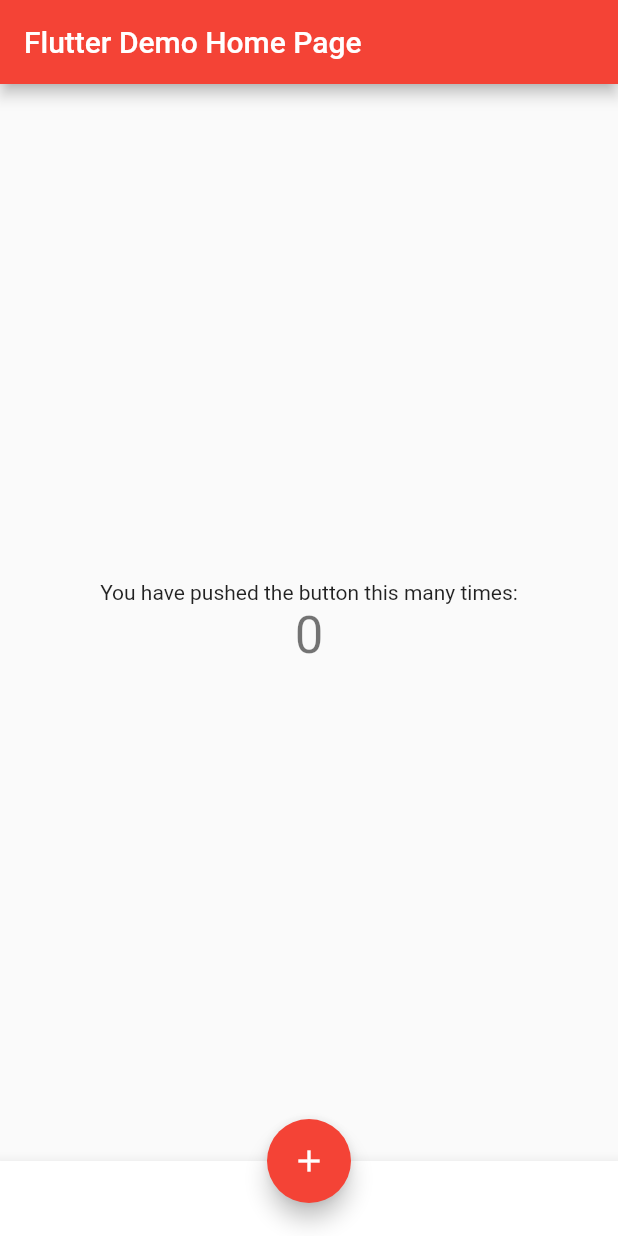
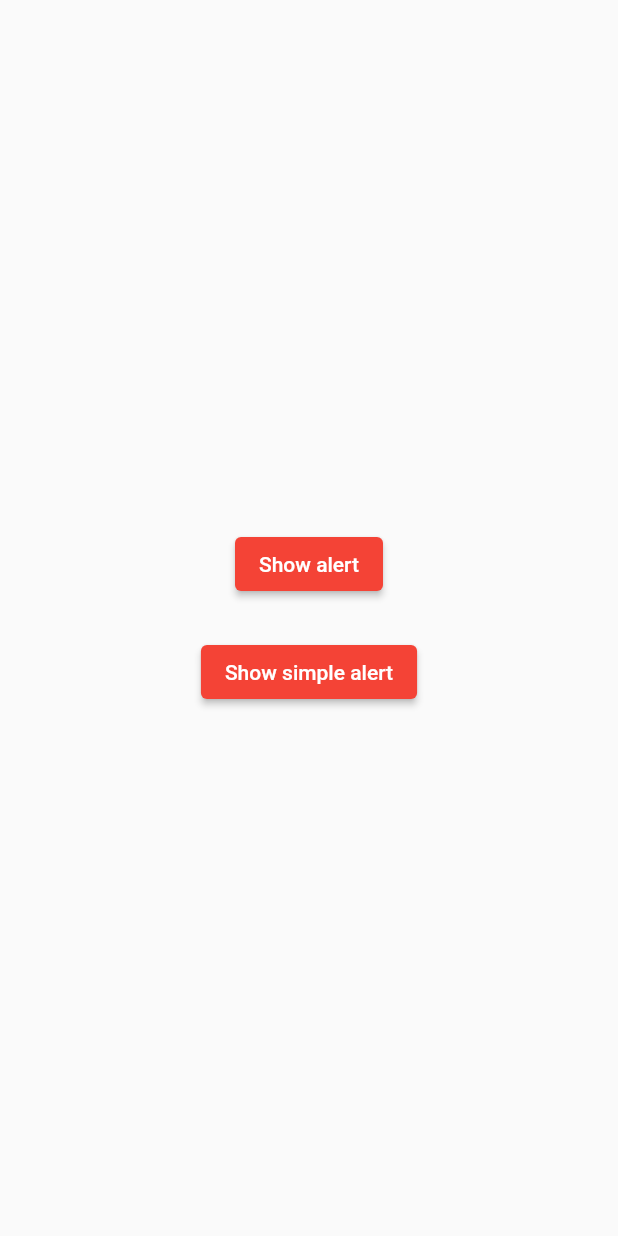
Before and after one commit to RidloSuhardi-1/flutter-fundamental-part1, a Flutter app: the screen it shows after launch, on a phone screen of 412 x 824 dp. Run offline on Flutter 3.47's test engine with Material 2 defaults, Android fonts, the phone set to English and light mode, and no system bars.

Commit message:
dialog widget

```diff
--- /dev/null
+++ b/lib/basic_widgets/dialog_widget.dart
@@ -0,0 +1,90 @@
+import 'package:flutter/material.dart';
+
+class MyLayout extends StatelessWidget {
+  const MyLayout({Key? key}) : super(key: key);
+
+  @override
+  Widget build(BuildContext context) {
+    return Scaffold(
+      body: Center(
+        child: Column(
+          mainAxisAlignment: MainAxisAlignment.center,
+          children: [
+            Padding(
+              padding: const EdgeInsets.all(8.0),
+              child: ElevatedButton(
+                child: const Text('Show alert'),
+                onPressed: () {
+                  showAlertDialog(context);
+                },
+              ),
+            ),
+            const SizedBox(height: 8),
+            Padding(
+              padding: const EdgeInsets.all(8.0),
+              child: ElevatedButton(
+                child: const Text('Show simple alert'),
+                onPressed: () {
+                  showSimpleDialog(context);
+                },
+              ),
+            ),
+          ],
+        ),
+      ),
+    );
+  }
+}
+
+showAlertDialog(BuildContext context) {
+  // set up the button
+  Widget okButton = TextButton(
+    child: const Text("OK"),
+    onPressed: () {
+      Navigator.pop(context);
+    },
+  );
+
+  // set up the AlertDialog
+  AlertDialog alert = AlertDialog(
+    title: const Text("My title"),
+    content: const Text("This is my message."),
+    actions: [
+      okButton,
+    ],
+  );
+
+  // show the dialog
+  showDialog(
+    context: context,
+    builder: (BuildContext context) {
+      return alert;
+    },
+  );
+}
+
+showSimpleDialog(BuildContext context) {
+  // set up the button
+  Widget okButton = TextButton(
+    child: const Text("OK"),
+    onPressed: () {
+      Navigator.pop(context);
+    },
+  );
+
+  // set up the AlertDialog
+  SimpleDialog alert = SimpleDialog(
+    title: const Text("My title"),
+    children: [
+      okButton,
+    ],
+  );
+
+  // show the dialog
+  showDialog(
+    context: context,
+    builder: (BuildContext context) {
+      return alert;
+    },
+  );
+}
--- a/lib/main.dart
+++ b/lib/main.dart
@@ -1,4 +1,5 @@
 import 'package:flutter/material.dart';
+import 'basic_widgets/dialog_widget.dart';
 import 'basic_widgets/scaffold_widget.dart';
 import 'basic_widgets/text_widget.dart';
 import 'basic_widgets/image_widget.dart';
@@ -21,7 +22,7 @@ class MyApp extends StatelessWidget {
         primarySwatch: Colors.red,
       ),
       // home: const MyHomePage(title: 'Flutter Demo Home Page'),
-      home: const MyScaffoldWidget(title: 'Flutter Demo Home Page'),
+      home: const MyLayout(),
     );
   }
 }
```
